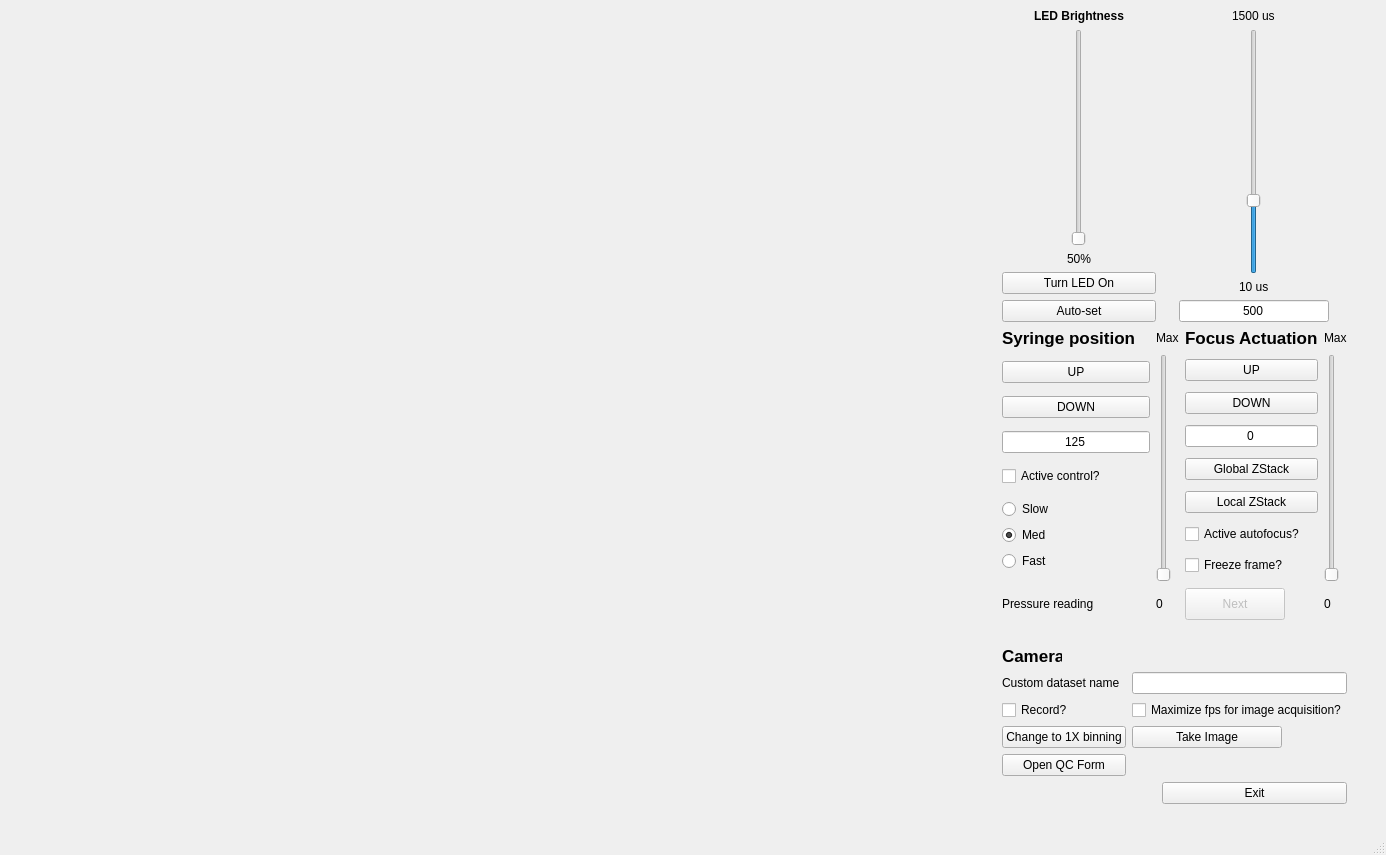
The window that ulc_mm_package/QtGUI/dev_run.ui (czbiohub-sf/ulc-malaria-scope) describes before a commit, drawn with Qt 5.
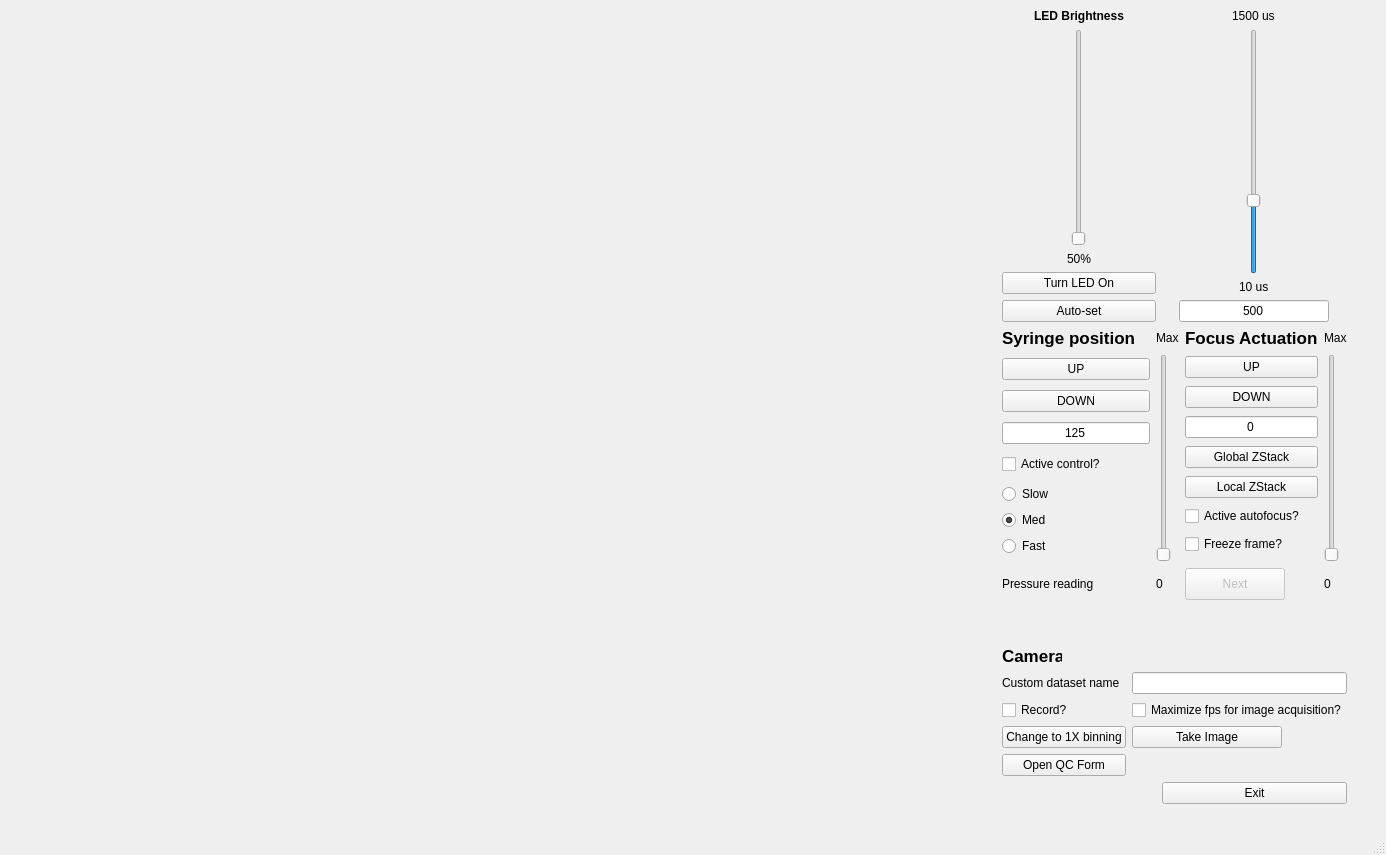
The same window after the commit. Custom widgets are drawn as their Qt base class.

```diff
--- a/ulc_mm_package/QtGUI/dev_run.ui
+++ b/ulc_mm_package/QtGUI/dev_run.ui
@@ -575,6 +575,25 @@
           </property>
          </widget>
         </item>
+        <item row="5" column="0" colspan="2">
+         <widget class="QLabel" name="lblTemperatures">
+          <property name="sizePolicy">
+           <sizepolicy hsizetype="Fixed" vsizetype="Preferred">
+            <horstretch>30</horstretch>
+            <verstretch>0</verstretch>
+           </sizepolicy>
+          </property>
+          <property name="maximumSize">
+           <size>
+            <width>280</width>
+            <height>16777215</height>
+           </size>
+          </property>
+          <property name="text">
+           <string/>
+          </property>
+         </widget>
+        </item>
        </layout>
       </item>
       <item row="7" column="1">
@@ -746,13 +765,6 @@
         </property>
        </widget>
       </item>
-      <item row="7" column="2">
-       <widget class="QLabel" name="lblTemperatures">
-        <property name="text">
-         <string/>
-        </property>
-       </widget>
-      </item>
      </layout>
     </item>
    </layout>
```
Left out of the diff: 378 changed lines with no effect on the pictures.
